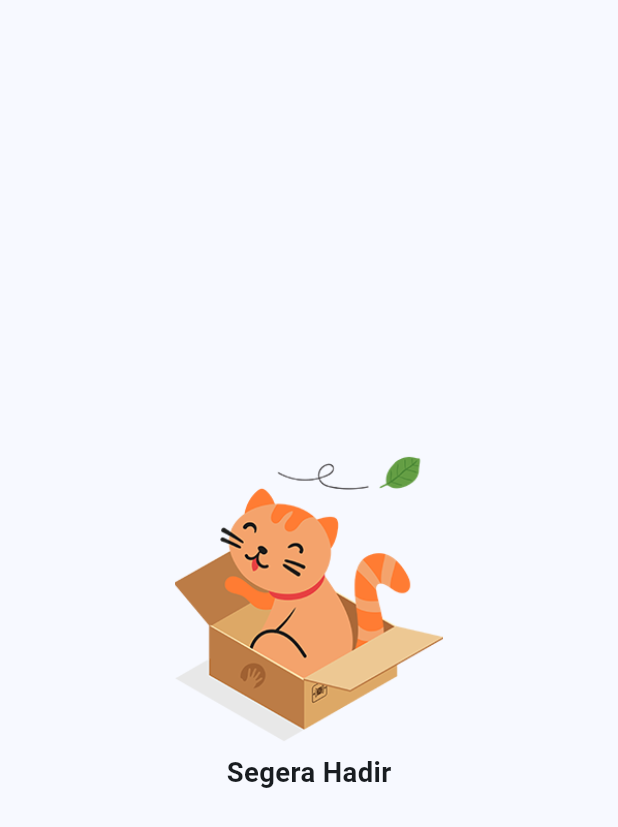
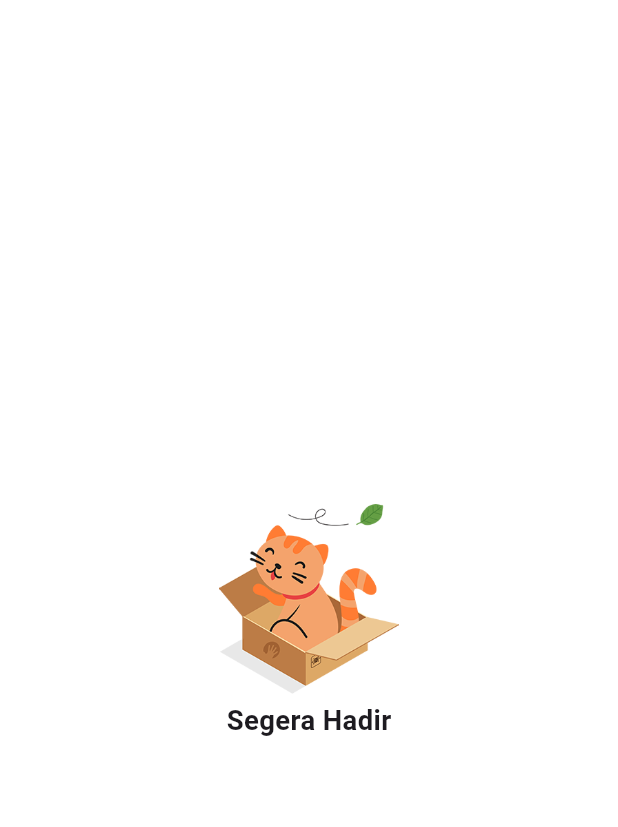
Before and after one commit to ithelp-bagas/fingerspot-library-app, a Flutter app: the ComingSoon screen opened by its route, on a phone screen of 412 x 824 dp. Shown: the top 827 px of the screen. Run offline on Flutter 3.47's test engine with Material 3 defaults, Android fonts, the light colour scheme and no system bars; our stand-ins replace cached_network_image, dio, fluentui_system_icons, flutter_html, flutter_screenutil, font_awesome_flutter and 4 more; accounts and stored records are empty.

Commit message:
halaman beranda

```diff
--- a/lib/controllers/post_controller.dart
+++ b/lib/controllers/post_controller.dart
@@ -281,6 +281,8 @@ class PostController extends GetxController {
           postList[postIndex].saved = !postList[postIndex].saved;
           postList.refresh();
         }
+
+        Get.snackbar('Success', 'Berhasil ${postList[postIndex].saved ? 'menambahkan' : 'menghapus' } postingan ${postList[postIndex].saved ? 'ke' : 'dari' } daftar bookmark', backgroundColor: kSuccess, colorText: kLight);
       } else {
         Get.toNamed(Routes.ERROR, arguments: {'title': 'Coming Soon'});
         throw Exception('error');
--- a/lib/views/components/card_categories.dart
+++ b/lib/views/components/card_categories.dart
@@ -25,7 +25,7 @@ class CardCategories extends StatelessWidget {
               fontSize: smLabel,
               shadows: [
                 Shadow(
-                    color: isSelected ? kPrimary : kBlack,
+                    color: isSelected ? kPrimary : (Theme.of(context).textTheme.labelSmall?.color ?? kBlack),
                     offset: const Offset(0, -8))
               ],
               decoration: isSelected ? TextDecoration.underline : TextDecoration.none,
--- a/lib/views/components/card_tags.dart
+++ b/lib/views/components/card_tags.dart
@@ -17,6 +17,7 @@ class CardTags extends StatelessWidget {
       child: Text(
         tagsName,
         style: TextStyle(
+            color: Theme.of(context).textTheme.labelMedium?.color,
             fontSize: xsLabel,
             fontWeight: regular
         ),
--- a/lib/views/constants/color.dart
+++ b/lib/views/constants/color.dart
@@ -2,13 +2,70 @@
 import 'package:flutter/material.dart';
 import 'package:flutter_screenutil/flutter_screenutil.dart';
 
+ThemeData darkMode = ThemeData(
+  primaryColor: kPrimary,
+  primaryColorDark: kDark,
+  primaryColorLight: kLight,
+    canvasColor: kBlack,
+  scaffoldBackgroundColor: kBlack,
+  brightness: Brightness.dark,
+  iconTheme: const IconThemeData(
+    color: kLight
+  ),
+  textTheme: const TextTheme(
+    labelSmall: TextStyle(
+      color: kLight
+    ),
+    labelMedium: TextStyle(
+      color: kBlack
+    )
+  )
+);
+
+ThemeData lightMode = ThemeData(
+    appBarTheme: const AppBarTheme(
+      color: kLight
+    ),
+    bottomNavigationBarTheme: const BottomNavigationBarThemeData(
+      backgroundColor: kLight
+    ),
+    bottomAppBarTheme: const BottomAppBarTheme(
+      color: kLight
+    ),
+    dialogTheme: const DialogTheme(
+      backgroundColor: kLight
+    ),
+    popupMenuTheme: const PopupMenuThemeData(
+      color: kLight
+    ),
+    primaryColor: kPrimary,
+    canvasColor: kLight,
+    primaryColorDark: kLight,
+    primaryColorLight: kBlack,
+    scaffoldBackgroundColor: kLight,
+    brightness: Brightness.light,
+    iconTheme: const IconThemeData(
+        color: kGrey
+    ),
+    textTheme: const TextTheme(
+        labelSmall: TextStyle(
+            color: kGrey
+        ),
+        labelMedium: TextStyle(
+            color: kGrey
+        )
+    )
+);
+
+
 const kPrimary = Color(0xff3F87B9);
 const kSecondary = Color(0xff75B7EC);
 const kThird = Color(0xffC3DAE9);
-const kLight = Color(0xffEBEBEB);
+const kLight = Color(0xffFFFFFF);
 const kGrey = Color(0xff5D6A75);
 const kDisabled = Color(0xffe8e7e7);
 const kBlack = Color(0xff263238);
+const kDark = Color(0xff12191a);
 const kSuccess = Color(0xff02A859);
 const kDanger = Color(0xffF04747);
 const kWarning = Color(0xffFEBD15);
--- a/lib/views/screens/coming_soon.dart
+++ b/lib/views/screens/coming_soon.dart
@@ -15,7 +15,7 @@ class ComingSoon extends StatelessWidget {
           crossAxisAlignment: CrossAxisAlignment.center,
           mainAxisAlignment: MainAxisAlignment.center,
           children: [
-            Image.asset('assets/images/no_data.png', width: 150.h,),
+            Image.asset('assets/images/no_data.png', width: 100.h,),
             Text(
               'Segera Hadir',
               style: TextStyle(
--- a/lib/views/screens/home_page.dart
+++ b/lib/views/screens/home_page.dart
@@ -51,8 +51,7 @@ class MyHomePage extends StatelessWidget {
         onTap: (index) {
           bottomNavController.changeIndex(index);
         },
-        backgroundColor: kLight,
-        unselectedItemColor: kBlack,
+        unselectedItemColor: Theme.of(context).primaryColorLight,
         selectedItemColor: kPrimary,
         items: const <BottomNavigationBarItem>[
           BottomNavigationBarItem(
--- a/lib/views/screens/komentar/components/comment_widget.dart
+++ b/lib/views/screens/komentar/components/comment_widget.dart
@@ -5,12 +5,13 @@ import 'package:flutter_screenutil/flutter_screenutil.dart';
 import 'package:get/get.dart';
 
 class CommentWidget extends StatelessWidget {
-  const CommentWidget({super.key, required this.comment, required this.isTappedChild, required this.allComments, required this.onTapReply, required this.postUserId});
+  const CommentWidget({super.key, required this.comment, required this.isTappedChild, required this.allComments, required this.onTapReply, required this.postUserId, required this.index});
   final Comment comment;
   final Map<int, bool> isTappedChild;
   final List<Comment> allComments;
   final Function(int) onTapReply;
   final int postUserId;
+  final int index;
 
   @override
   Widget build(BuildContext context) {
@@ -32,6 +33,8 @@ class CommentWidget extends StatelessWidget {
             commentUserId: comment.userId,
             postUserId: postUserId,
             postId: comment.postId,
+            parentCommentId: comment.parentCommentId!,
+            isFirst: index == 0,
           ),
           if (isTappedChild[comment.id] == true)
             Container(
@@ -45,6 +48,7 @@ class CommentWidget extends StatelessWidget {
                     allComments: allComments,
                     onTapReply: onTapReply,
                     postUserId: postUserId,
+                    index: index,
                   );
                 }).toList(),
               ),
--- a/lib/views/screens/komentar/komentar_screen.dart
+++ b/lib/views/screens/komentar/komentar_screen.dart
@@ -128,6 +128,7 @@ class KomentarScreen extends StatelessWidget {
                         await commentController.toggleReply(commentId);
                       },
                       postUserId: post.userId,
+                      index: index,
                     );
                   },
                 ),
--- a/lib/views/screens/profile/components/card_profile.dart
+++ b/lib/views/screens/profile/components/card_profile.dart
@@ -89,7 +89,7 @@ class CardProfile extends StatelessWidget {
             ),
           ),
           SizedBox(height: 10.h,),
-          const Row(
+          Row(
             children: [
               IconHome(icon: Icons.thumb_up_alt_outlined, label: "15,8k"),
               IconHome(icon: Icons.comment_bank_outlined, label: "10,8k"),
--- a/pubspec.yaml
+++ b/pubspec.yaml
@@ -46,6 +46,7 @@ dependencies:
   cached_network_image: ^3.4.1
   shimmer: ^3.0.0
   fluentui_system_icons: ^1.1.255
+  shared_preferences: ^2.3.2
 
 dev_dependencies:
   flutter_test:
```
Also changed, not shown: lib/controllers/auth_controller.dart (+12 -2 lines), lib/helpers/shared_pref.dart (added, +19 -0 lines), lib/main.dart (+18 -12 lines), lib/models/pwa_model.dart (+23 -7 lines), lib/views/screens/detail/detail_screen.dart (+9 -7 lines), lib/views/screens/home/components/card_diskusi.dart (+6 -7 lines), lib/views/screens/home/components/icon_home.dart (+3 -4 lines), lib/views/screens/komentar/card_single_comment.dart (+9 -9 lines), lib/views/screens/komentar/components/card_comment_replies.dart (+4 -4 lines), pubspec.lock, 2 other files.
